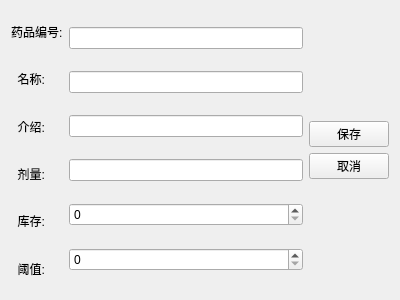
Old version of the form CommunityMedicalSystem/recordeditview.ui in the repository yuerbufei/QtCourse.
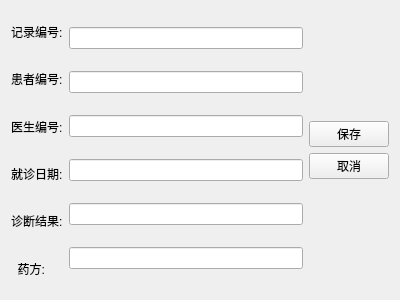
New version of the form.

Commit message:
药品信息管理
药品信息管理：允许管理员添加、编辑、删除药品信息

What changed in the file:
```diff
--- a/CommunityMedicalSystem/recordeditview.ui
+++ b/CommunityMedicalSystem/recordeditview.ui
@@ -21,42 +21,42 @@
        <item>
         <widget class="QLabel" name="label_25">
          <property name="text">
-          <string>药品编号:</string>
+          <string>记录编号:</string>
          </property>
         </widget>
        </item>
        <item>
         <widget class="QLabel" name="label_26">
          <property name="text">
-          <string>  名称:</string>
+          <string>患者编号:</string>
          </property>
         </widget>
        </item>
        <item>
         <widget class="QLabel" name="label_27">
          <property name="text">
-          <string>  介绍:</string>
+          <string>医生编号:</string>
          </property>
         </widget>
        </item>
        <item>
         <widget class="QLabel" name="label_28">
          <property name="text">
-          <string>  剂量:</string>
+          <string>就诊日期:</string>
          </property>
         </widget>
        </item>
        <item>
         <widget class="QLabel" name="label_29">
          <property name="text">
-          <string>  库存:</string>
+          <string>诊断结果:</string>
          </property>
         </widget>
        </item>
        <item>
         <widget class="QLabel" name="label_30">
          <property name="text">
-          <string>  阈值:</string>
+          <string>  药方:</string>
          </property>
         </widget>
        </item>
@@ -77,10 +77,10 @@
         <widget class="QLineEdit" name="dosage"/>
        </item>
        <item>
-        <widget class="QSpinBox" name="stockQuantity"/>
+        <widget class="QLineEdit" name="result"/>
        </item>
        <item>
-        <widget class="QSpinBox" name="threshold"/>
+        <widget class="QLineEdit" name="medicines"/>
        </item>
       </layout>
      </item>
```
Left out of the diff: 10 changed lines with no effect on the pictures. The commit also changes 39 other files.
